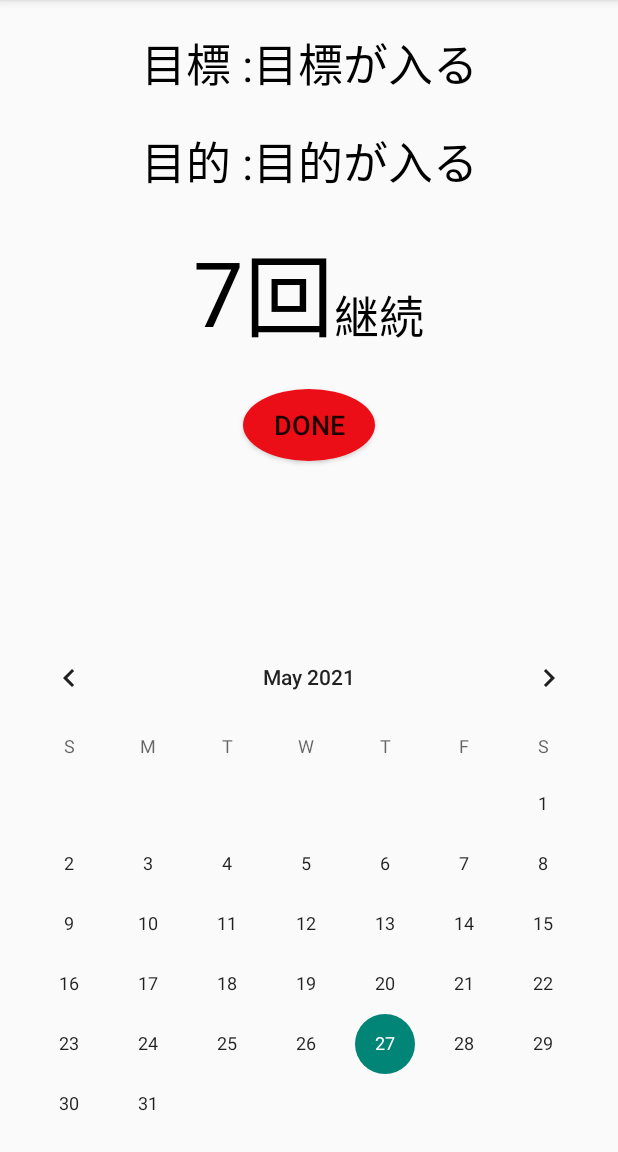
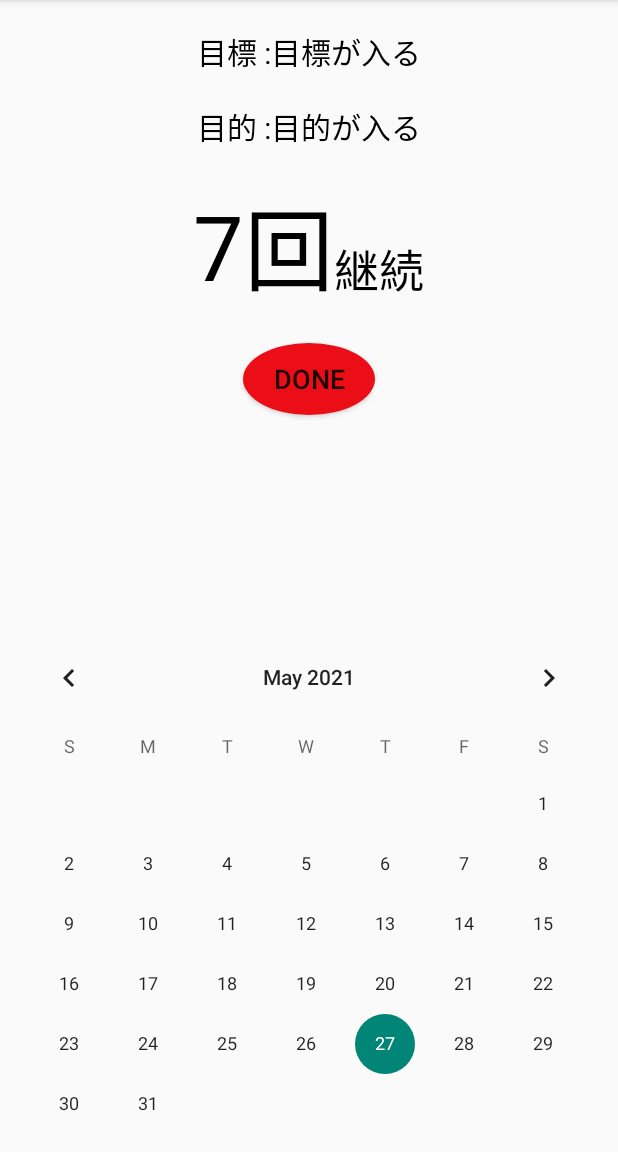
Before and after one commit to nagasho1122/habitapp, an Android app: the screen it shows after launch (MainActivity), on a phone screen of 412 x 824 dp, the part 84-1236 px from its top. Run offline under Robolectric (Android 15) with nearby library versions, the phone set to English and light mode, and no system bars; libraries missing offline, so code that uses them is left out: io.realm, io.realm.kotlin; 4 statements that could not run were skipped.

Commit message:
データ保存途中（エラー発生）

```diff
--- a/app/build.gradle
+++ b/app/build.gradle
@@ -3,6 +3,7 @@ plugins {
     id 'kotlin-android'
     id 'kotlin-android-extensions'
     id 'kotlin-kapt'
+    id 'realm-android'
 }
 
 android {
--- a/app/src/main/AndroidManifest.xml
+++ b/app/src/main/AndroidManifest.xml
@@ -3,6 +3,7 @@
     package="com.nagase.nagasho.myapplayout">
 
     <application
+        android:name = ".RealmMemoApplication"
         android:allowBackup="true"
         android:icon="@mipmap/ic_launcher"
         android:label="@string/app_name"
@@ -10,7 +11,9 @@
         android:supportsRtl="true"
         android:theme="@style/Theme.MyApplayout">
         <activity android:name=".setting"></activity>
-        <activity android:name=".MainActivity">
+        <activity
+            android:name=".MainActivity"
+            android:screenOrientation="portrait">
             <intent-filter>
                 <action android:name="android.intent.action.MAIN" />
 
--- a/app/src/main/java/com/nagase/nagasho/myapplayout/MainActivity.kt
+++ b/app/src/main/java/com/nagase/nagasho/myapplayout/MainActivity.kt
@@ -6,12 +6,21 @@ import android.os.Bundle
 import android.view.MenuItem
 import android.widget.CalendarView
 import android.widget.LinearLayout
+import io.realm.Realm
+import io.realm.RealmResults
+import io.realm.kotlin.where
 import kotlinx.android.synthetic.main.activity_main.*
 
 class MainActivity : AppCompatActivity() {
+
+    val realm: Realm = Realm.getDefaultInstance()
+
     override fun onCreate(savedInstanceState: Bundle?) {
         super.onCreate(savedInstanceState)
         setContentView(R.layout.activity_main)
+
+        //データの読み込み
+        val data: Data? = read()
 
         val calendarView = CalendarView(this)
         calendarView.layoutParams = LinearLayout.LayoutParams(LinearLayout.LayoutParams.MATCH_PARENT, LinearLayout.LayoutParams.WRAP_CONTENT)
@@ -25,6 +34,7 @@ class MainActivity : AppCompatActivity() {
         doneButton.setOnClickListener{
             startActivity(preview)
         }
+        //Appbarの設定ページへ飛ぶ処理
         topAppBar.setOnMenuItemClickListener { menuItem ->
             when (menuItem.itemId) {
                 R.id.settingicon -> {
@@ -36,6 +46,19 @@ class MainActivity : AppCompatActivity() {
                 else -> false
             }
         }
+
+        if (data != null) {
+            textView2.text = data.target
+            textView3.text = data.goal
+        }
+    }
+    //画面が閉じられるときにデータを保存
+    override fun onDestroy() {
+        super.onDestroy()
+        realm.close()
+    }
+    fun read(): Data? {
+        return realm.where(Data::class.java).findFirst()
     }
 
 }
--- a/app/src/main/java/com/nagase/nagasho/myapplayout/RealmMemoApplication.kt
+++ b/app/src/main/java/com/nagase/nagasho/myapplayout/RealmMemoApplication.kt
@@ -1,4 +1,17 @@
 package com.nagase.nagasho.myapplayout
 
-class RealmMemoApplication {
+import android.app.Application
+import io.realm.Realm
+import io.realm.RealmConfiguration
+
+class RealmMemoApplication : Application() {
+    override fun onCreate() {
+        super.onCreate()
+
+        Realm.init(this)
+        val realmConfig = RealmConfiguration.Builder()
+            .deleteRealmIfMigrationNeeded()
+            .build()
+        Realm.setDefaultConfiguration(realmConfig)
+    }
 }
--- a/app/src/main/res/drawable/background_circle_enable.xml
+++ b/app/src/main/res/drawable/background_circle_enable.xml
@@ -2,7 +2,7 @@
 <selector xmlns:android="http://schemas.android.com/apk/res/android">
     <item>
         <shape android:shape="oval">
-            <solid android:color="#EC0E16"></solid>
+            <solid android:color="#EFEB01"></solid>
         </shape>
     </item>
 
--- a/app/src/main/res/layout/activity_main.xml
+++ b/app/src/main/res/layout/activity_main.xml
@@ -46,7 +46,7 @@
             android:fontFamily="sans-serif"
             android:text="目標 :"
             android:textColor="#000000"
-            android:textSize="30sp" />
+            android:textSize="20sp" />
 
         <TextView
             android:id="@+id/textView2"
@@ -54,8 +54,9 @@
             android:layout_height="wrap_content"
             android:fontFamily="sans-serif-condensed-medium"
             android:text="目標が入る"
+            android:maxLines="2"
             android:textColor="#000000"
-            android:textSize="30sp" />
+            android:textSize="20sp" />
 
     </LinearLayout>
 
@@ -76,7 +77,7 @@
             android:fontFamily="sans-serif"
             android:text="目的 :"
             android:textColor="#000000"
-            android:textSize="30sp" />
+            android:textSize="20sp" />
 
         <TextView
             android:id="@+id/textView3"
@@ -84,8 +85,9 @@
             android:layout_height="wrap_content"
             android:fontFamily="sans-serif-condensed-medium"
             android:text="目的が入る"
+            android:maxLines="2"
             android:textColor="#000000"
-            android:textSize="30sp" />
+            android:textSize="20sp" />
     </LinearLayout>
 
     <LinearLayout
--- a/build.gradle
+++ b/build.gradle
@@ -8,7 +8,7 @@ buildscript {
     dependencies {
         classpath "com.android.tools.build:gradle:4.1.3"
         classpath "org.jetbrains.kotlin:kotlin-gradle-plugin:$kotlin_version"
-        classpath "io.realm.kotlin:gradle-plugin:0.1.0"
+        classpath "io.realm:realm-gradle-plugin:6.0.2"
 
         // NOTE: Do not place your application dependencies here; they belong
         // in the individual module build.gradle files
```
Also changed, not shown: app/src/main/java/com/nagase/nagasho/myapplayout/Data.kt (added, +10 -0 lines), app/src/main/java/com/nagase/nagasho/myapplayout/setting.kt (+90 -0 lines), app/src/main/res/layout/activity_setting.xml (+17 -7 lines).
